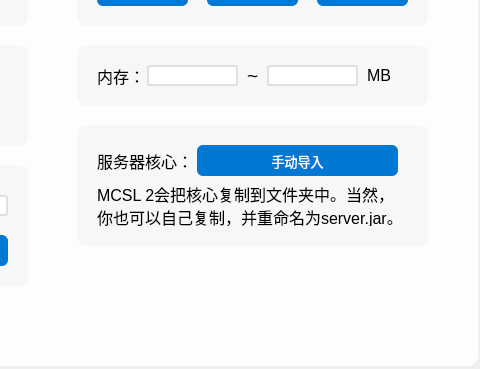
The window that MCSL2_MainWindow.ui (MCSLTeam/MCSL2) describes before a commit, drawn with Qt 5; both pictures show x 463 to 943 and y 215 to 584 of the 943 by 584 pixel window.
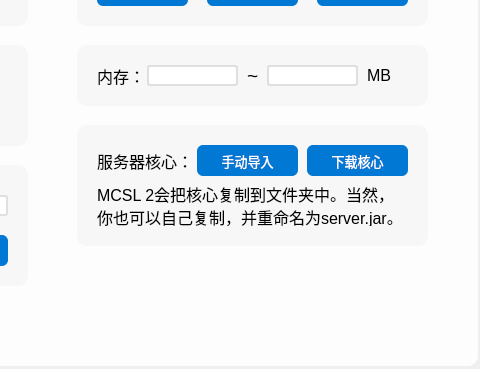
The same window after the commit. The open tabs and pages were chosen to show the change. Icons and pictures are not drawn.

Commit message: 配置服务器功能

The edit to the form file:
```diff
--- a/MCSL2_MainWindow.ui
+++ b/MCSL2_MainWindow.ui
@@ -466,7 +466,7 @@
      <bool>false</bool>
     </property>
     <property name="currentIndex">
-     <number>0</number>
+     <number>6</number>
     </property>
     <widget class="QWidget" name="HomePage">
      <widget class="QPushButton" name="Config_PushButton">
@@ -1222,7 +1222,7 @@
        <rect>
         <x>450</x>
         <y>380</y>
-        <width>201</width>
+        <width>101</width>
         <height>31</height>
        </rect>
       </property>
@@ -1381,6 +1381,51 @@
        <bool>false</bool>
       </property>
      </widget>
+     <widget class="QPushButton" name="Download_Core_PushButton">
+      <property name="geometry">
+       <rect>
+        <x>560</x>
+        <y>380</y>
+        <width>101</width>
+        <height>31</height>
+       </rect>
+      </property>
+      <property name="font">
+       <font>
+        <family>Microsoft YaHei UI</family>
+        <pointsize>10</pointsize>
+       </font>
+      </property>
+      <property name="cursor">
+       <cursorShape>PointingHandCursor</cursorShape>
+      </property>
+      <property name="styleSheet">
+       <string notr="true">QPushButton
+{
+	background-color: rgb(0, 120, 212);
+	border-radius: 6px;
+	color: rgb(255, 255, 255);
+}
+QPushButton:hover
+{
+    background-color: rgb(0, 110, 212);
+	border-radius: 6px;
+    color: rgb(255, 255, 255);
+}
+QPushButton:pressed
+{
+    background-color: rgb(0, 100, 212);
+	border-radius: 6px;
+    color: rgb(255, 255, 255);
+}</string>
+      </property>
+      <property name="text">
+       <string>下载核心</string>
+      </property>
+      <property name="flat">
+       <bool>false</bool>
+      </property>
+     </widget>
      <zorder>Set_Java_Background</zorder>
      <zorder>Config_Label</zorder>
      <zorder>ConfigTip1_Label</zorder>
@@ -1404,6 +1449,7 @@
      <zorder>Server_Name_Label</zorder>
      <zorder>Server_Name_LineEdit</zorder>
      <zorder>Completed_Save_PushButton</zorder>
+     <zorder>Download_Core_PushButton</zorder>
     </widget>
     <widget class="QWidget" name="DownloadPage">
      <widget class="QLabel" name="Download_Label">
@@ -2325,7 +2371,7 @@
       <property name="styleSheet">
        <string notr="true">QLabel
 {
-	background-color: rgb(230, 230, 230);
+	background-color: rgb(247, 247, 247);
 	border-radius: 10px
 }</string>
       </property>
@@ -2354,7 +2400,7 @@
       <property name="styleSheet">
        <string notr="true">QLabel
 {
-	background-color: rgb(230, 230, 230);
+	background-color: rgb(247, 247, 247);
 	border-radius: 10px
 }</string>
       </property>
```
The commit also changes 2 other files.
